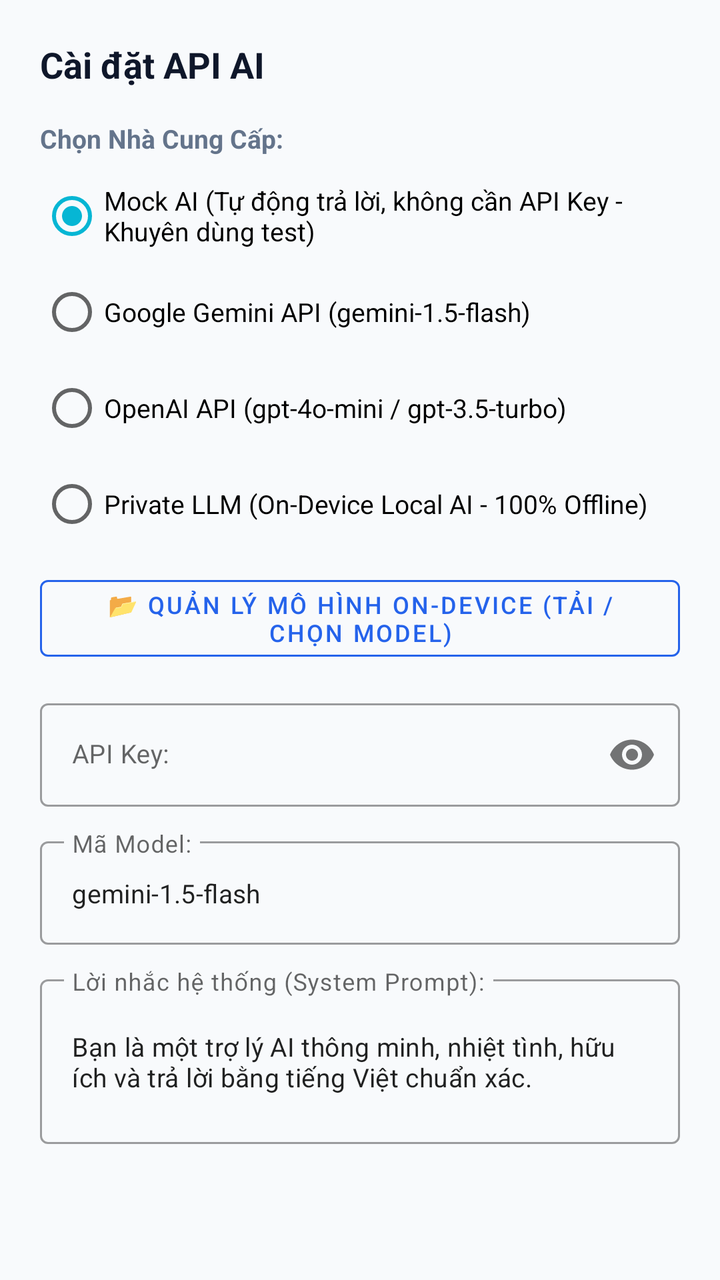
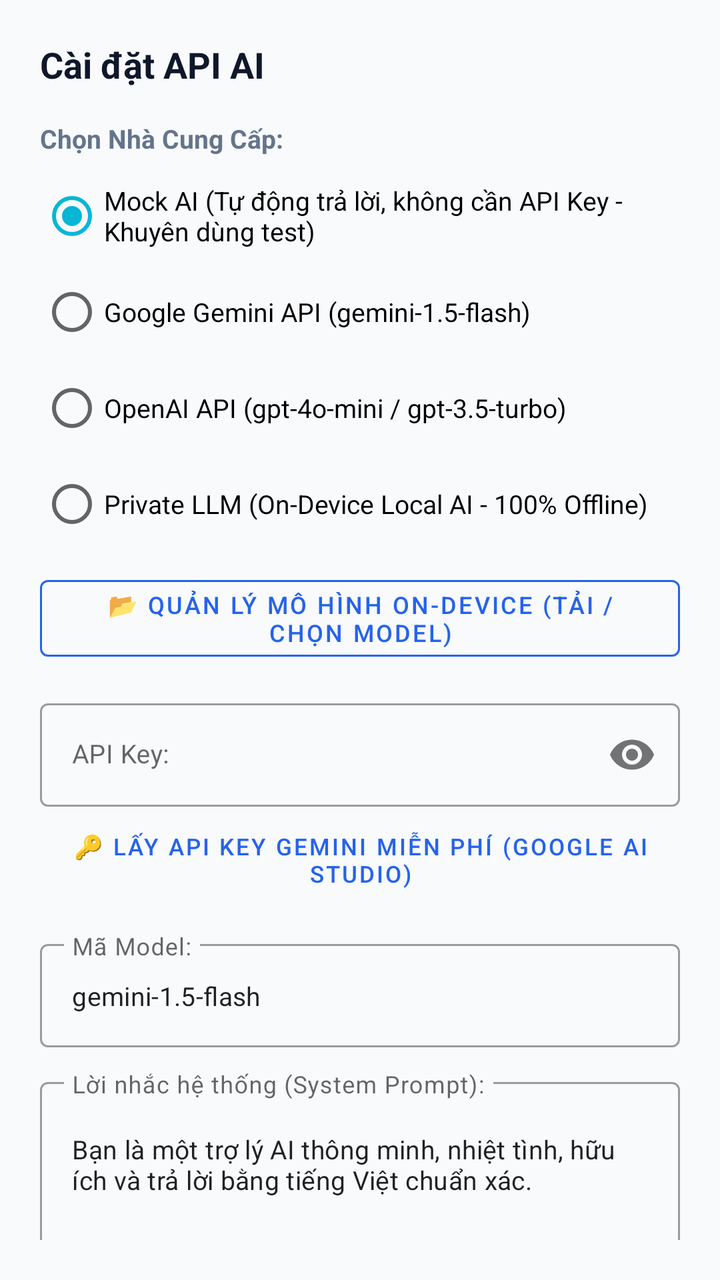

An Android layout rendered at two revisions. The XML below is the earlier revision; the diff shows what the commit changed to produce the second picture.
<!-- AndroidManifest.xml: application theme Theme.ChatAiAdr -->
<!-- res/layout/dialog_settings.xml -->
<?xml version="1.0" encoding="utf-8"?>
<ScrollView xmlns:android="http://schemas.android.com/apk/res/android"
    xmlns:app="http://schemas.android.com/apk/res-auto"
    android:layout_width="match_parent"
    android:layout_height="wrap_content"
    android:padding="20dp">

    <LinearLayout
        android:layout_width="match_parent"
        android:layout_height="wrap_content"
        android:orientation="vertical">

        <TextView
            android:layout_width="wrap_content"
            android:layout_height="wrap_content"
            android:text="@string/settings_title"
            android:textColor="@color/text_primary"
            android:textSize="18sp"
            android:textStyle="bold" />

        <TextView
            android:layout_width="wrap_content"
            android:layout_height="wrap_content"
            android:layout_marginTop="16dp"
            android:text="@string/label_provider"
            android:textColor="@color/text_secondary"
            android:textSize="13sp"
            android:textStyle="bold" />

        <RadioGroup
            android:id="@+id/rgProvider"
            android:layout_width="match_parent"
            android:layout_height="wrap_content"
            android:layout_marginTop="6dp">

            <RadioButton
                android:id="@+id/rbMockAi"
                android:layout_width="wrap_content"
                android:layout_height="wrap_content"
                android:checked="true"
                android:text="Mock AI (Tự động trả lời, không cần API Key - Khuyên dùng test)"
                android:textSize="13sp" />

            <RadioButton
                android:id="@+id/rbGemini"
                android:layout_width="wrap_content"
                android:layout_height="wrap_content"
                android:text="Google Gemini API (gemini-1.5-flash)"
                android:textSize="13sp" />

            <RadioButton
                android:id="@+id/rbOpenAi"
                android:layout_width="wrap_content"
                android:layout_height="wrap_content"
                android:text="OpenAI API (gpt-4o-mini / gpt-3.5-turbo)"
                android:textSize="13sp" />

            <RadioButton
                android:id="@+id/rbLocalLlm"
                android:layout_width="wrap_content"
                android:layout_height="wrap_content"
                android:text="Private LLM (On-Device Local AI - 100% Offline)"
                android:textSize="13sp" />
        </RadioGroup>

        
        <com.google.android.material.button.MaterialButton
            android:id="@+id/btnOpenModelManager"
            style="@style/Widget.MaterialComponents.Button.OutlinedButton"
            android:layout_width="match_parent"
            android:layout_height="wrap_content"
            android:layout_marginTop="8dp"
            android:text="📂 Quản lý Mô hình On-Device (Tải / Chọn Model)"
            android:textColor="@color/primary"
            app:strokeColor="@color/primary"
            android:textSize="12sp" />

        
        <com.google.android.material.textfield.TextInputLayout
            android:id="@+id/tilApiKey"
            style="@style/Widget.MaterialComponents.TextInputLayout.OutlinedBox"
            android:layout_width="match_parent"
            android:layout_height="wrap_content"
            android:layout_marginTop="12dp"
            android:hint="@string/label_api_key"
            app:passwordToggleEnabled="true">

            <com.google.android.material.textfield.TextInputEditText
                android:id="@+id/edtApiKey"
                android:layout_width="match_parent"
                android:layout_height="wrap_content"
                android:inputType="textPassword"
                android:textSize="13sp" />
        </com.google.android.material.textfield.TextInputLayout>

        
        <com.google.android.material.textfield.TextInputLayout
            android:id="@+id/tilModelName"
            style="@style/Widget.MaterialComponents.TextInputLayout.OutlinedBox"
            android:layout_width="match_parent"
            android:layout_height="wrap_content"
            android:layout_marginTop="12dp"
            android:hint="@string/label_model">

            <com.google.android.material.textfield.TextInputEditText
                android:id="@+id/edtModelName"
                android:layout_width="match_parent"
                android:layout_height="wrap_content"
                android:singleLine="true"
                android:text="gemini-1.5-flash"
                android:textSize="13sp" />
        </com.google.android.material.textfield.TextInputLayout>

        
        <com.google.android.material.textfield.TextInputLayout
            style="@style/Widget.MaterialComponents.TextInputLayout.OutlinedBox"
            android:layout_width="match_parent"
            android:layout_height="wrap_content"
            android:layout_marginTop="12dp"
            android:hint="@string/label_system_prompt">

            <com.google.android.material.textfield.TextInputEditText
                android:id="@+id/edtSystemPrompt"
                android:layout_width="match_parent"
                android:layout_height="wrap_content"
                android:lines="3"
                android:text="@string/default_system_prompt"
                android:textSize="13sp" />
        </com.google.android.material.textfield.TextInputLayout>

    </LinearLayout>
</ScrollView>
<!-- resources referenced by this layout -->
<resources>
  <color name="primary">#2563EB</color>
  <color name="text_primary">#0F172A</color>
  <color name="text_secondary">#64748B</color>
  <string name="default_system_prompt">Bạn là một trợ lý AI thông minh, nhiệt tình, hữu ích và trả lời bằng tiếng Việt chuẩn xác.</string>
  <string name="label_api_key">API Key:</string>
  <string name="label_model">Mã Model:</string>
  <string name="label_provider">Chọn Nhà Cung Cấp:</string>
  <string name="label_system_prompt">Lời nhắc hệ thống (System Prompt):</string>
  <string name="settings_title">Cài đặt API AI</string>
  <style name="Theme.ChatAiAdr" parent="Theme.MaterialComponents.DayNight.NoActionBar">
          <item name="colorPrimary">@color/primary</item>
          <item name="colorPrimaryVariant">@color/primary_dark</item>
          <item name="colorOnPrimary">@color/bg_card</item>
          <item name="colorSecondary">@color/accent</item>
          <item name="android:statusBarColor">@color/primary_dark</item>
          <item name="android:windowBackground">@color/bg_screen</item>
      </style>
  <color name="primary_dark">#1D4ED8</color>
  <color name="bg_card">#FFFFFF</color>
  <color name="accent">#06B6D4</color>
  <color name="bg_screen">#F8FAFC</color>
</resources>

<!-- the commit's change to res/layout/dialog_settings.xml (unified diff, before → after) -->
@@ -94,6 +94,17 @@
         </com.google.android.material.textfield.TextInputLayout>
 
         
+        <com.google.android.material.button.MaterialButton
+            android:id="@+id/btnGetFreeApiKey"
+            style="@style/Widget.MaterialComponents.Button.TextButton"
+            android:layout_width="match_parent"
+            android:layout_height="wrap_content"
+            android:layout_marginTop="2dp"
+            android:text="🔑 Lấy API Key Gemini Miễn Phí (Google AI Studio)"
+            android:textColor="@color/primary"
+            android:textSize="11.5sp" />
+
+        
         <com.google.android.material.textfield.TextInputLayout
             android:id="@+id/tilModelName"
             style="@style/Widget.MaterialComponents.TextInputLayout.OutlinedBox"
